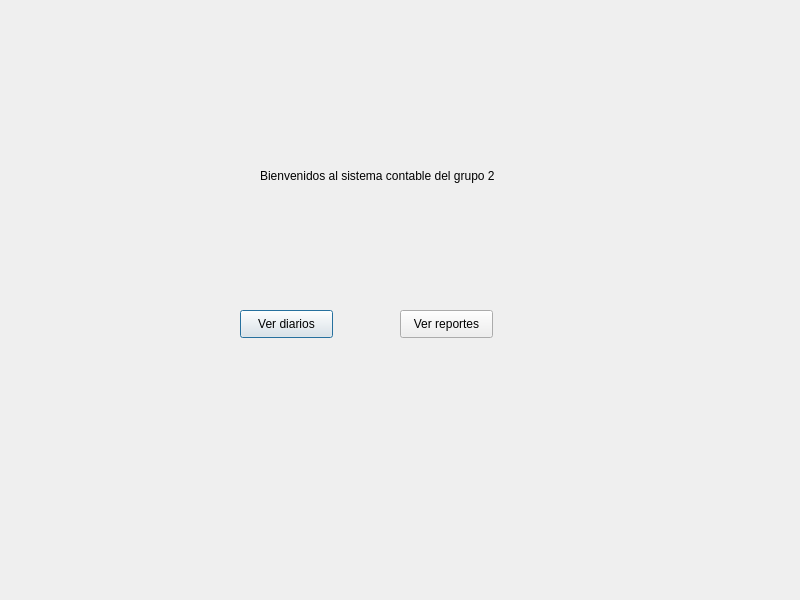
Above: untitled.ui from sebastiansc10/PC2-SISTEMAYGESTIONFINANCIERA before the change. Below: the same form after it.
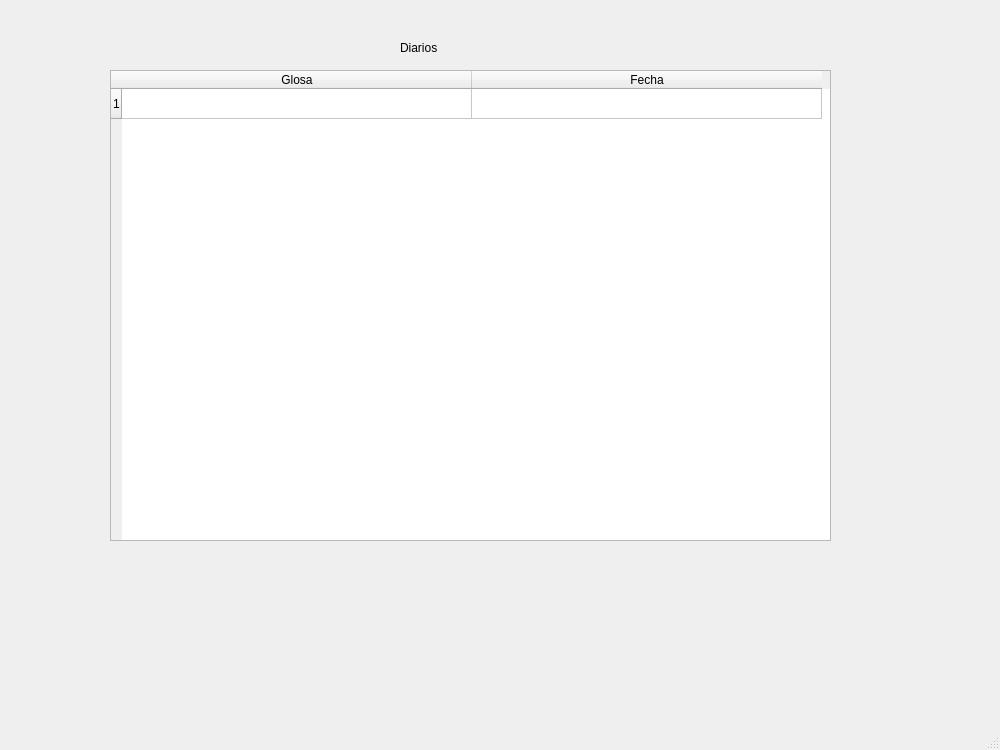
That is the form after the change.

What changed in the file:
```diff
--- a/untitled.ui
+++ b/untitled.ui
@@ -1,23 +1,37 @@
 <?xml version="1.0" encoding="UTF-8"?>
 <ui version="4.0">
- <class>Dialog</class>
- <widget class="QDialog" name="Dialog">
+ <class>MainWindow</class>
+ <widget class="QMainWindow" name="MainWindow">
   <property name="geometry">
    <rect>
     <x>0</x>
     <y>0</y>
-    <width>800</width>
-    <height>600</height>
+    <width>1000</width>
+    <height>750</height>
    </rect>
   </property>
   <property name="windowTitle">
    <string>Dialog</string>
   </property>
+  <widget class="QWidget" name="centralwidget">
+   <widget class="QStackedWidget" name="stackedWidget">
+    <property name="geometry">
+     <rect>
+      <x>0</x>
+      <y>0</y>
+      <width>1001</width>
+      <height>751</height>
+     </rect>
+    </property>
+    <property name="currentIndex">
+     <number>1</number>
+    </property>
+    <widget class="QWidget" name="page">
   <widget class="QPushButton" name="input">
    <property name="geometry">
     <rect>
-     <x>240</x>
-     <y>310</y>
+        <x>280</x>
+        <y>470</y>
      <width>93</width>
      <height>28</height>
     </rect>
@@ -26,11 +40,11 @@
     <string>Ver diarios</string>
    </property>
   </widget>
-  <widget class="QPushButton" name="Reportes">
+     <widget class="QPushButton" name="output">
    <property name="geometry">
     <rect>
-     <x>400</x>
-     <y>310</y>
+        <x>540</x>
+        <y>470</y>
      <width>93</width>
      <height>28</height>
     </rect>
@@ -39,19 +53,86 @@
     <string>Ver reportes</string>
    </property>
   </widget>
+     <widget class="QLabel" name="label_2">
+      <property name="geometry">
+       <rect>
+        <x>280</x>
+        <y>250</y>
+        <width>171</width>
+        <height>21</height>
+       </rect>
+      </property>
+      <property name="text">
+       <string>Sistema contable</string>
+      </property>
+     </widget>
+    </widget>
+    <widget class="QWidget" name="page_2">
   <widget class="QLabel" name="label">
    <property name="geometry">
     <rect>
-     <x>260</x>
-     <y>150</y>
-     <width>251</width>
-     <height>51</height>
+        <x>400</x>
+        <y>40</y>
+        <width>55</width>
+        <height>16</height>
     </rect>
    </property>
    <property name="text">
-    <string>Bienvenidos al sistema contable del grupo 2</string>
-   </property>
-  </widget>
+       <string>Diarios</string>
+      </property>
+     </widget>
+     <widget class="QTableWidget" name="tableWidget">
+      <property name="geometry">
+       <rect>
+        <x>110</x>
+        <y>70</y>
+        <width>721</width>
+        <height>471</height>
+       </rect>
+      </property>
+      <property name="minimumSize">
+       <size>
+        <width>721</width>
+        <height>0</height>
+       </size>
+      </property>
+      <property name="maximumSize">
+       <size>
+        <width>721</width>
+        <height>16777215</height>
+       </size>
+      </property>
+      <property name="rowCount">
+       <number>1</number>
+      </property>
+      <property name="columnCount">
+       <number>2</number>
+      </property>
+      <attribute name="horizontalHeaderDefaultSectionSize">
+       <number>350</number>
+      </attribute>
+      <attribute name="horizontalHeaderMinimumSectionSize">
+       <number>100</number>
+      </attribute>
+      <attribute name="horizontalHeaderStretchLastSection">
+       <bool>false</bool>
+      </attribute>
+      <row/>
+      <column>
+       <property name="text">
+        <string>Glosa</string>
+       </property>
+      </column>
+      <column>
+       <property name="text">
+        <string>Fecha</string>
+       </property>
+      </column>
+     </widget>
+    </widget>
+   </widget>
+  </widget>
+  <widget class="QStatusBar" name="statusbar"/>
  </widget>
  <resources/>
  <connections/>
```
Left out of the diff: 2 changed lines with no effect on the pictures. Lines whose indentation alone changed are shown as unchanged.
